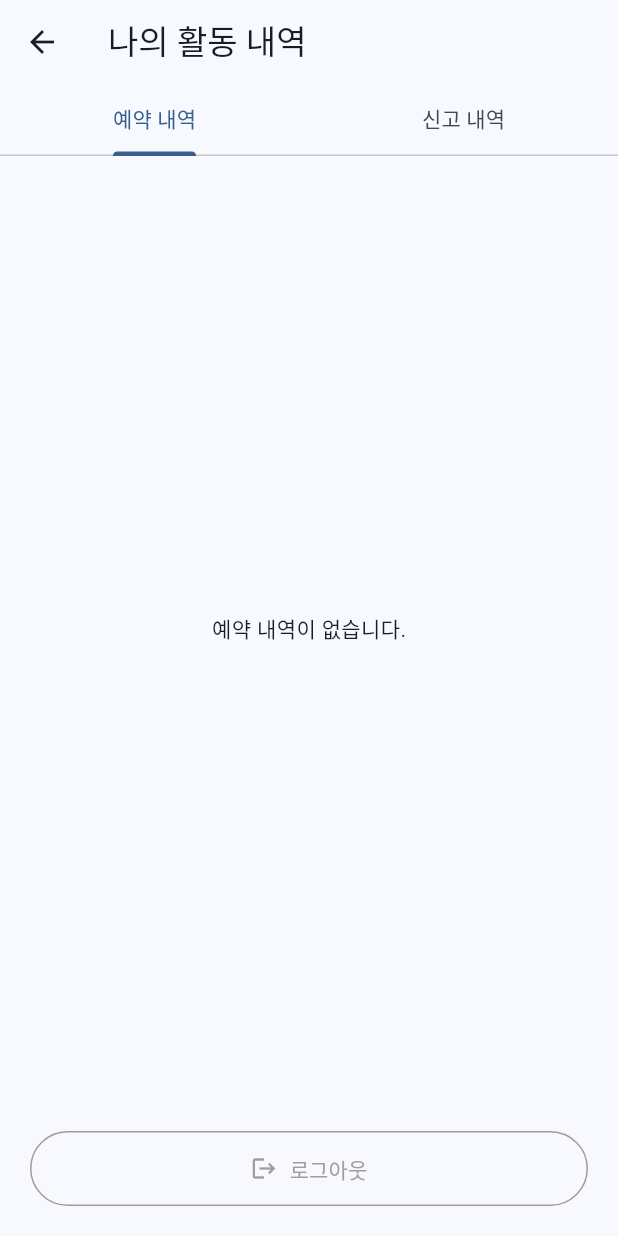
After one commit to yeonyeong0120/repository_campus360, a Flutter app: the HomeScreen screen opened directly, after a tap on the "menu" icon, on a phone screen of 412 x 824 dp. The commit adds this screen. Run offline on Flutter 3.47's test engine with Material 3 defaults, Android fonts, the light colour scheme and no system bars; our stand-ins replace cloud_firestore, firebase_auth, firebase_core, table_calendar, webview_flutter; accounts and stored records are empty.

Commit message:
Add : 마이페이지 기반

```diff
--- a/lib/screens/home_screen.dart
+++ b/lib/screens/home_screen.dart
@@ -3,11 +3,11 @@ import 'package:flutter/material.dart';
 import 'package:provider/provider.dart';
 import 'package:cloud_firestore/cloud_firestore.dart';
 import '../providers/user_provider.dart';
-import 'login_screen.dart';
 import 'map_screen.dart';
 import 'detail_screen.dart';
 import 'reservation_detail_screen.dart';
 import 'chatbot_sheet.dart'; // 챗봇
+import 'my_history_screen.dart';
 
 class HomeScreen extends StatelessWidget {
   const HomeScreen({super.key});
@@ -140,11 +140,12 @@ class HomeScreen extends StatelessWidget {
         title: const Text("Smart Campus 360"),
         actions: [
           IconButton(
-            icon: const Icon(Icons.logout),
+            icon: const Icon(Icons.menu),
             onPressed: () {
-              context.read<UserProvider>().clearUser();
-              Navigator.pushReplacement(context,
-                  MaterialPageRoute(builder: (_) => const LoginScreen()));
+              Navigator.push(
+                context,
+                MaterialPageRoute(builder: (_) => const MyHistoryScreen()),
+              );
             },
           ),
         ],
--- /dev/null
+++ b/lib/screens/my_history_screen.dart
@@ -0,0 +1,176 @@
+// lib/screens/my_history_screen.dart
+import 'package:flutter/material.dart';
+import 'package:cloud_firestore/cloud_firestore.dart';
+import 'package:provider/provider.dart';
+import '../providers/user_provider.dart';
+import 'login_screen.dart';
+
+class MyHistoryScreen extends StatelessWidget {
+  const MyHistoryScreen({super.key});
+
+  @override
+  Widget build(BuildContext context) {
+    return DefaultTabController(
+      length: 2, // 탭 2개 (예약 / 신고)
+      child: Scaffold(
+        appBar: AppBar(
+          title: const Text("나의 활동 내역"),
+          bottom: const TabBar(
+            tabs: [
+              Tab(text: "예약 내역"),
+              Tab(text: "신고 내역"),
+            ],
+          ),
+        ),
+        body: Column(
+          children: [
+            const Expanded(
+              child: TabBarView(
+                children: [
+                  _MyReservationList(),
+                  _MyRepairList(),
+                ],
+              ),
+            ),
+
+            // 로그아웃
+            Padding(
+              padding: const EdgeInsets.all(20.0),
+              child: SizedBox(
+                width: double.infinity,
+                child: OutlinedButton.icon(
+                  onPressed: () {
+                    context.read<UserProvider>().clearUser();
+                    Navigator.pushAndRemoveUntil(
+                      context,
+                      MaterialPageRoute(builder: (_) => const LoginScreen()),
+                      (route) => false, // 뒤로가기 스택 일단 비우기...
+                    );
+                  },
+                  icon: const Icon(Icons.logout, color: Colors.grey),
+                  label: const Text("로그아웃", style: TextStyle(color: Colors.grey)),
+                  style: OutlinedButton.styleFrom(
+                    padding: const EdgeInsets.symmetric(vertical: 15),
+                    side: const BorderSide(color: Colors.grey),
+                  ),
+                ),
+              ),
+            ),
+          ],
+        ),
+      ),
+    );
+  }
+}
+
+// ---------------------------------------------------------
+// 탭 1. 나의 예약 내역 리스트
+// ---------------------------------------------------------
+class _MyReservationList extends StatelessWidget {
+  const _MyReservationList();
+
+  @override
+  Widget build(BuildContext context) {
+    final user = context.read<UserProvider>().currentUser;
+    if (user == null) return const Center(child: Text("로그인 정보 없음"));
+
+    return StreamBuilder<QuerySnapshot>(
+      stream: FirebaseFirestore.instance
+          .collection('reservations')
+          .where('userId', isEqualTo: user.uid) // 👈 내 것만 가져오기!
+          .orderBy('startTime', descending: true) // 최신순 정렬
+          .snapshots(),
+      builder: (context, snapshot) {
+        if (!snapshot.hasData) return const Center(child: CircularProgressIndicator());
+        if (snapshot.data!.docs.isEmpty) {
+          return const Center(child: Text("예약 내역이 없습니다."));
+        }
+
+        final docs = snapshot.data!.docs;
+
+        return ListView.builder(
+          padding: const EdgeInsets.all(16),
+          itemCount: docs.length,
+          itemBuilder: (context, index) {
+            final data = docs[index].data() as Map<String, dynamic>;
+            final status = data['status'] ?? 'pending';
+
+            return Card(
+              margin: const EdgeInsets.only(bottom: 12),
+              // 상태에 따라 카드 색상을 살짝 다르게 (확정=초록, 대기=노랑, 취소=회색)
+              color: status == 'confirmed' ? Colors.green[50] :
+                     status == 'cancelled' ? Colors.grey[200] : Colors.orange[50],
+              child: ListTile(
+                title: Text(data['spaceName'] ?? '공간명 없음', style: const TextStyle(fontWeight: FontWeight.bold)),
+                subtitle: Text("${data['date']} ${data['timeSlot']}"),
+                trailing: Chip(
+                  label: Text(
+                    status == 'confirmed' ? "확정됨" :
+                    status == 'cancelled' ? "취소됨" : "승인 대기",
+                    style: const TextStyle(color: Colors.white, fontSize: 12),
+                  ),
+                  backgroundColor: status == 'confirmed' ? Colors.green :
+                                   status == 'cancelled' ? Colors.grey : Colors.orange,
+                ),
+              ),
+            );
+          },
+        );
+      },
+    );
+  }
+}
+
+// ---------------------------------------------------------
+// 탭 2. 나의 수리/불편 신고 내역 리스트
+// ---------------------------------------------------------
+class _MyRepairList extends StatelessWidget {
+  const _MyRepairList();
+
+  @override
+  Widget build(BuildContext context) {
+    final user = context.read<UserProvider>().currentUser;
+    if (user == null) return const Center(child: Text("로그인 정보 없음"));
+
+    return StreamBuilder<QuerySnapshot>(
+      stream: FirebaseFirestore.instance
+          .collection('repairRequests')
+          .where('userId', isEqualTo: user.uid) // 👈 내 것만 가져오기!
+          .orderBy('requestedAt', descending: true) // 최신순 정렬
+          .snapshots(),
+      builder: (context, snapshot) {
+        if (snapshot.hasError) return const Center(child: Text("데이터 로딩 오류 (색인 필요)"));
+        if (!snapshot.hasData) return const Center(child: CircularProgressIndicator());
+        if (snapshot.data!.docs.isEmpty) {
+          return const Center(child: Text("신고 내역이 없습니다."));
+        }
+
+        final docs = snapshot.data!.docs;
+
+        return ListView.builder(
+          padding: const EdgeInsets.all(16),
+          itemCount: docs.length,
+          itemBuilder: (context, index) {
+            final data = docs[index].data() as Map<String, dynamic>;
+            final isCompleted = data['status'] == 'completed';
+
+            return Card(
+              child: ListTile(
+                leading: Icon(Icons.build, color: isCompleted ? Colors.blue : Colors.grey),
+                title: Text(data['spaceName'] ?? '공간명 없음'),
+                subtitle: Text(data['description'] ?? '내용 없음', maxLines: 1, overflow: TextOverflow.ellipsis),
+                trailing: Text(
+                  isCompleted ? "처리 완료" : "접수됨",
+                  style: TextStyle(
+                    color: isCompleted ? Colors.blue : Colors.grey,
+                    fontWeight: FontWeight.bold
+                  ),
+                ),
+              ),
+            );
+          },
+        );
+      },
+    );
+  }
+}
```
Also changed, not shown: lib/screens/map_screen.dart (+16 -16 lines).
